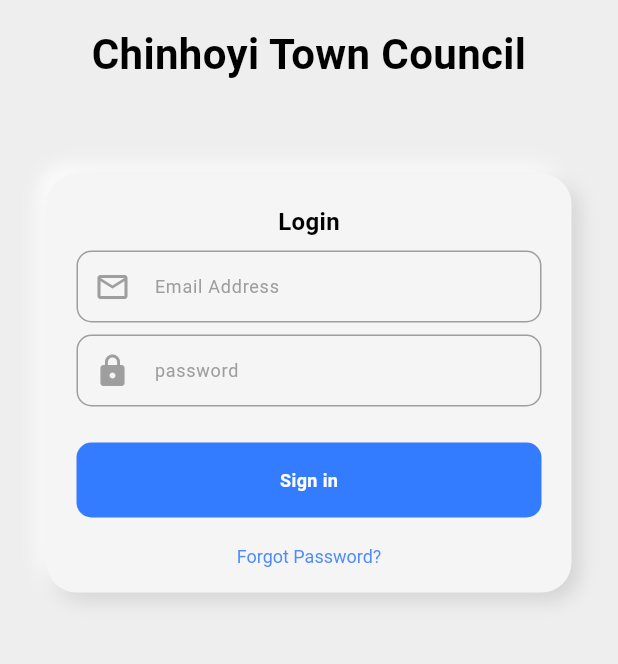
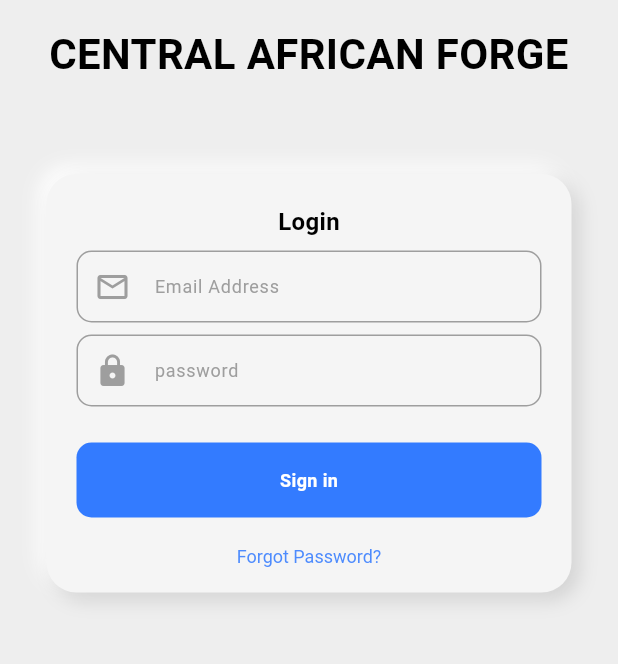
Before and after one commit to KumaloWilson/requisition_system, a Flutter app: the LoginScreen screen opened by its route, on a phone screen of 412 x 824 dp, the part 480-1144 px from its top. Run offline on Flutter 3.47's test engine with Material 3 defaults, Android fonts, the phone set to English and light mode, and no system bars; our stand-ins replace animated_splash_screen, cached_network_image, cloud_firestore, csc_picker, file_picker, firebase_auth and 12 more; missing offline and left inert: animated_introduction, dart:html, extended_phone_number_input, image_stack; accounts and stored records are empty.

Commit message:
name fix

```diff
--- a/lib/features/auth/pages/login_page.dart
+++ b/lib/features/auth/pages/login_page.dart
@@ -39,7 +39,7 @@ class _LoginScreenState extends State<LoginScreen> {
             height: 16,
           ),
           const Text(
-            'Chinhoyi Town Council',
+            'CENTRAL AFRICAN FORGE',
             style: TextStyle(
               fontSize: 28,
               fontWeight: FontWeight.bold,
```
